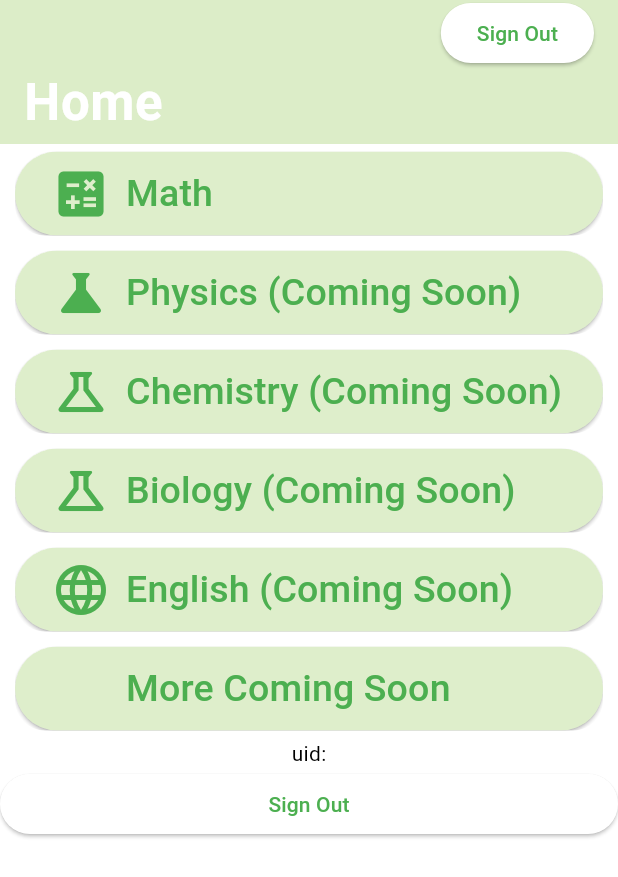
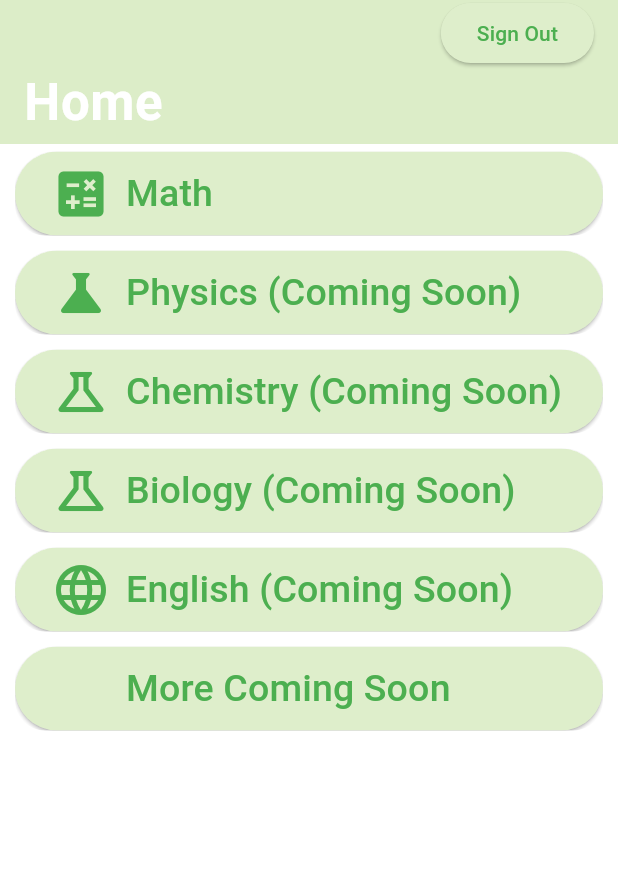
Before and after one commit to Firebolt9907/IWantTo, a Flutter app: the HomePage screen opened by its route, on a phone screen of 412 x 824 dp. Shown: the top 877 px of the screen. Run offline on Flutter 3.47's test engine with Material 3 defaults, Android fonts, the phone set to English and light mode, and no system bars; drawn by our look-alikes of dynamic_color; our stand-ins replace animated_text_kit, cloud_firestore, firebase_auth, firebase_core, go_router, url_strategy; missing offline and left inert: dart:js; accounts and stored records are empty.

Commit message:
fixed issue #2

```diff
--- a/lib/home.dart
+++ b/lib/home.dart
@@ -62,6 +62,11 @@ class _HomePageState extends State<HomePage> {
                 border: Border.all(color: Colors.transparent),
                 trailing: IntrinsicWidth(
                   child: ElevatedButton(
+                      style: ButtonStyle(
+                          backgroundColor: MaterialStateProperty.all(
+                              Theme.of(context).colorScheme.background),
+                          surfaceTintColor: MaterialStateProperty.all(
+                              Theme.of(context).colorScheme.onBackground)),
                       child: IntrinsicWidth(
                         child: Text(
                             FirebaseAuth.instance.currentUser?.uid == null
@@ -82,37 +87,12 @@ class _HomePageState extends State<HomePage> {
             ];
           },
           body: ListView.builder(
-            itemCount: subjects.length + 2,
+            itemCount: subjects.length,
             itemBuilder: (context, index) {
               // return ListTile(
               //   title: Text(subjects[index]['name']),
               //   leading: Icon(icons[subjects[index]['name']]),
               // );
-              if (index == subjects.length) {
-                return Center(
-                  child: Text("uid:" +
-                      (FirebaseAuth.instance.currentUser?.uid ?? "null")),
-                );
-              } else if (index == subjects.length + 1) {
-                return IntrinsicWidth(
-                  child: ElevatedButton(
-                      child: IntrinsicWidth(
-                        child: Text(
-                            FirebaseAuth.instance.currentUser?.uid == null
-                                ? "Sign In"
-                                : "Sign Out"),
-                      ),
-                      onPressed: () {
-                        if (FirebaseAuth.instance.currentUser?.uid == null) {
-                          // Navigator.pushNamed(context, "/start");
-                          context.go("/start/sign-in");
-                        } else {
-                          FirebaseAuth.instance.signOut();
-                        }
-                        setState(() {});
-                      }),
-                );
-              }
 
               return Padding(
                 padding:
```
Also changed, not shown: lib/main.dart (+18 -18 lines).
